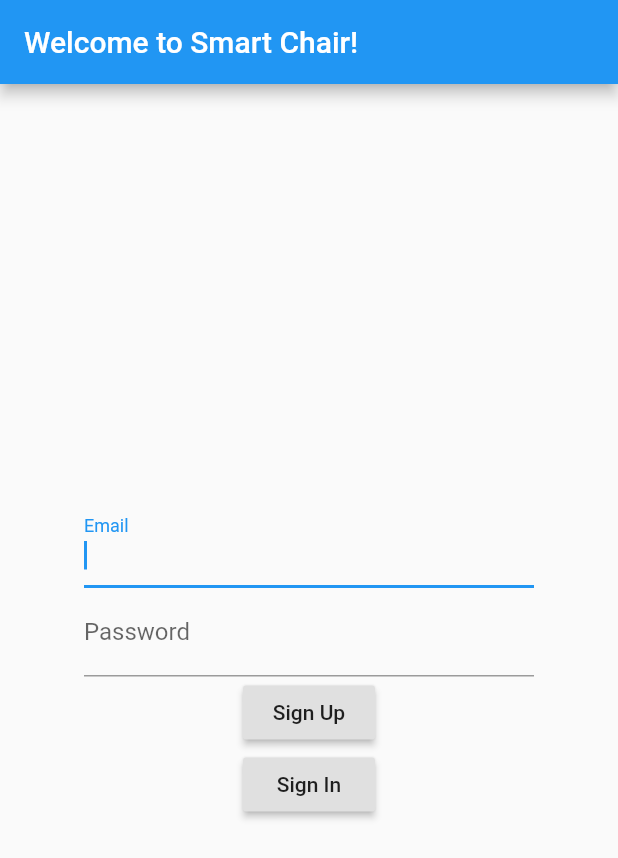
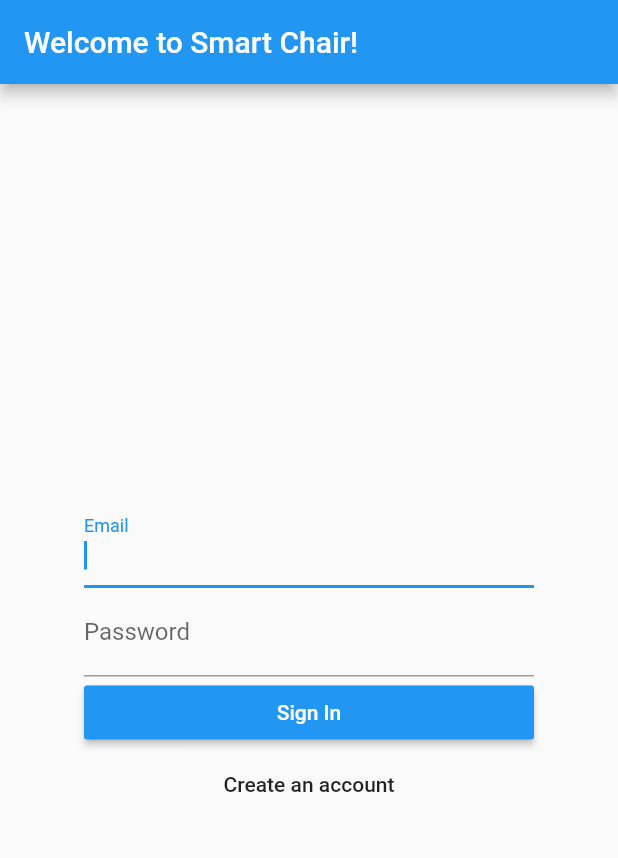
Before and after one commit to annavaykean/seniordesign_protoype, a Flutter app: the screen it shows after launch, on a phone screen of 412 x 824 dp. Shown: the top 858 px of the screen. Run offline on Flutter 3.47's test engine with Material 2 defaults, Android fonts, the phone set to English and light mode, and no system bars; our stand-ins replace charts_flutter, firebase_auth, firebase_database, flutter_blue; accounts and stored records are empty.

Commit message:
begin work on chart, UI improvements

```diff
--- a/sd_proto/lib/main.dart
+++ b/sd_proto/lib/main.dart
@@ -111,19 +111,20 @@ class WelcomeScreenState extends State<WelcomeScreen> {
                 child: TextField(
                   controller: passwordCtrl,
                   autofocus: false,
+                  obscureText: true,
                   decoration: new InputDecoration(
                     labelText: 'Password',
                     errorText: validPass ? 'Required Field' : null,
                   ),
                 )
               ),
-              RaisedButton(
-                child: const Text('Sign Up'),
-                onPressed: (){
-                  Navigator.of(context).pushNamed('/SignUp'); },
-              ),
-              RaisedButton(
+              ButtonTheme(
+                minWidth: 300.0,
+                child:  RaisedButton(
                     child: const Text('Sign In'),
+                    color: Colors.blue,
+                    textColor: Colors.white,
+                    splashColor: Colors.purple,
                     onPressed: () {
                       setState((){
                         emailCtrl.text.isEmpty ? validEmail = true : validEmail = false;
@@ -132,6 +133,12 @@ class WelcomeScreenState extends State<WelcomeScreen> {
                       signIn(context, emailCtrl.text, passwordCtrl.text);
                     }
                 ),
+              ),
+              FlatButton(
+                child: const Text('Create an account'),
+                onPressed: (){
+                  Navigator.of(context).pushNamed('/SignUp'); },
+              ),
             ]
 
         ))
```
Also changed, not shown: sd_proto/lib/code/database_test_page.dart (+22 -13 lines). Lines whose indentation alone changed are shown as unchanged.
